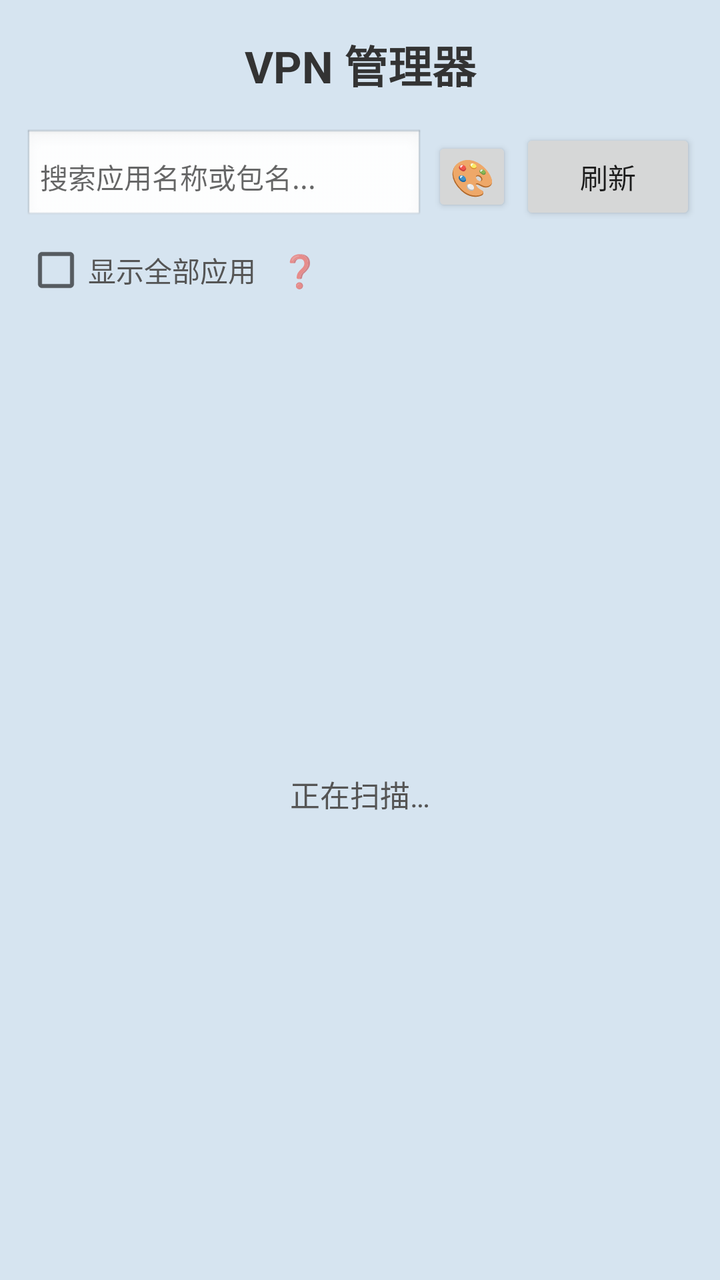
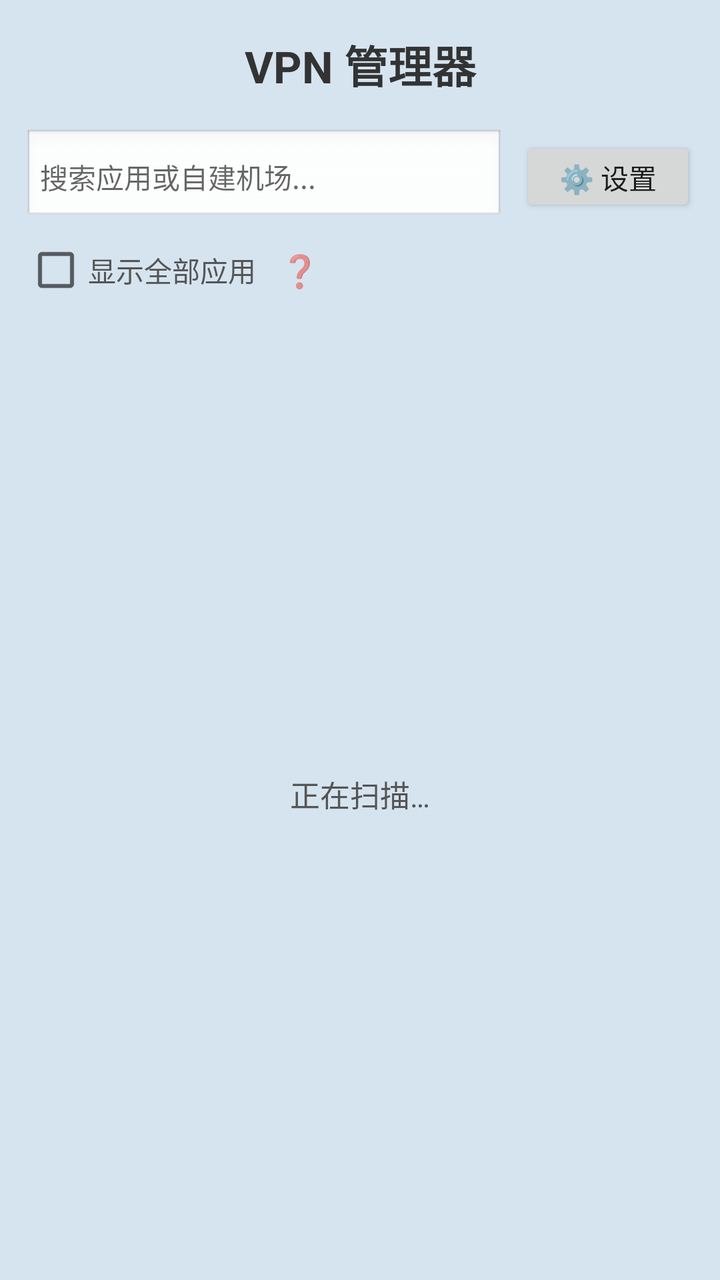

Screens rendered from an Android XML layout before and after an edit, with the pre-edit source and the edit as a unified diff.
<!-- AndroidManifest.xml: application theme android:Theme.Material.Light.NoActionBar -->
<!-- res/layout/activity_main.xml -->
<?xml version="1.0" encoding="utf-8"?>
<LinearLayout xmlns:android="http://schemas.android.com/apk/res/android"
    android:id="@+id/root_layout"
    android:layout_width="match_parent"
    android:layout_height="match_parent"
    android:orientation="vertical"
    android:background="#D6E4F0">

    <TextView
        android:id="@+id/title_text"
        android:layout_width="match_parent"
        android:layout_height="wrap_content"
        android:text="VPN 管理器"
        android:textSize="22sp"
        android:textStyle="bold"
        android:textColor="#333333"
        android:gravity="center"
        android:paddingTop="16dp"
        android:paddingBottom="8dp" />

    <LinearLayout
        android:layout_width="match_parent"
        android:layout_height="wrap_content"
        android:orientation="horizontal"
        android:paddingStart="12dp"
        android:paddingEnd="12dp"
        android:paddingTop="8dp"
        android:gravity="center_vertical">

        <EditText
            android:id="@+id/search_box"
            android:layout_width="0dp"
            android:layout_height="wrap_content"
            android:layout_weight="1"
            android:hint="搜索应用名称或包名..."
            android:textSize="14sp"
            android:background="@android:drawable/edit_text"
            android:padding="8dp"
            android:inputType="text"
            android:maxLines="1"
            android:imeOptions="actionSearch" />

        <Button
            android:id="@+id/theme_btn"
            android:layout_width="40dp"
            android:layout_height="40dp"
            android:layout_marginStart="4dp"
            android:text="🎨"
            android:textSize="18sp"
            android:padding="0dp" />

        <Button
            android:id="@+id/refresh"
            android:layout_width="wrap_content"
            android:layout_height="wrap_content"
            android:layout_marginStart="4dp"
            android:text="刷新"
            android:textSize="14sp" />
    </LinearLayout>

    <LinearLayout
        android:layout_width="match_parent"
        android:layout_height="wrap_content"
        android:orientation="horizontal"
        android:gravity="center_vertical"
        android:layout_marginStart="12dp"
        android:layout_marginTop="4dp"
        android:paddingEnd="12dp">

        <CheckBox
            android:id="@+id/show_all_checkbox"
            android:layout_width="wrap_content"
            android:layout_height="wrap_content"
            android:text="显示全部应用"
            android:textSize="14sp"
            android:textColor="#555555" />

        <TextView
            android:id="@+id/tv_help"
            android:layout_width="wrap_content"
            android:layout_height="wrap_content"
            android:text=" ❓ "
            android:textSize="16sp"
            android:padding="8dp" />
    </LinearLayout>

    <FrameLayout
        android:layout_width="match_parent"
        android:layout_height="0dp"
        android:layout_weight="1">

        <ListView
            android:id="@+id/list"
            android:layout_width="match_parent"
            android:layout_height="match_parent"
            android:background="@android:color/transparent"
            android:divider="@null"
            android:dividerHeight="0dp" />

        <TextView
            android:id="@+id/empty_view"
            android:layout_width="match_parent"
            android:layout_height="match_parent"
            android:gravity="center"
            android:padding="24dp"
            android:text="正在扫描…"
            android:textSize="15sp"
            android:textColor="#555555" />
    </FrameLayout>

</LinearLayout>
<!-- resources referenced by this layout -->
<resources>

</resources>

<!-- the commit's change to res/layout/activity_main.xml (unified diff, before → after) -->
@@ -32,7 +32,7 @@
             android:layout_width="0dp"
             android:layout_height="wrap_content"
             android:layout_weight="1"
-            android:hint="搜索应用名称或包名..."
+            android:hint="搜索应用或自建机场..."
             android:textSize="14sp"
             android:background="@android:drawable/edit_text"
             android:padding="8dp"
@@ -41,21 +41,14 @@
             android:imeOptions="actionSearch" />
 
         <Button
-            android:id="@+id/theme_btn"
-            android:layout_width="40dp"
+            android:id="@+id/btn_settings"
+            android:layout_width="wrap_content"
             android:layout_height="40dp"
-            android:layout_marginStart="4dp"
-            android:text="🎨"
-            android:textSize="18sp"
-            android:padding="0dp" />
-
-        <Button
-            android:id="@+id/refresh"
-            android:layout_width="wrap_content"
-            android:layout_height="wrap_content"
-            android:layout_marginStart="4dp"
-            android:text="刷新"
-            android:textSize="14sp" />
+            android:layout_marginStart="8dp"
+            android:text="⚙️ 设置"
+            android:textSize="14sp"
+            android:paddingStart="12dp"
+            android:paddingEnd="12dp" />
     </LinearLayout>
 
     <LinearLayout
